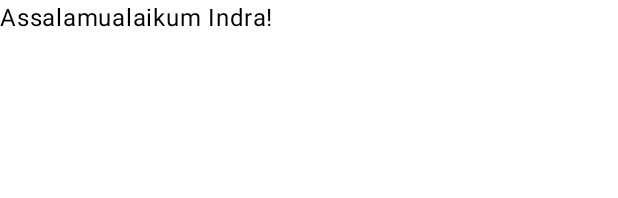
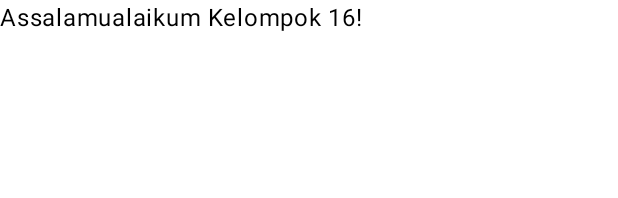
Before and after one commit to Kainoka/Project_K-16, an Android app built with Jetpack Compose: the @Preview function GreetingPreview, on a phone screen of 412 x 824 dp. Shown: the top 198 px of the screen. Run offline under Robolectric (Android 15) with nearby library versions, the phone set to English and light mode, and no system bars.

Commit message:
Merubah kata dari Indra menjadi Kelompok 16

```diff
--- a/app/src/main/java/project/k_16/MainActivity.kt
+++ b/app/src/main/java/project/k_16/MainActivity.kt
@@ -22,7 +22,7 @@ class MainActivity : ComponentActivity() {
                     modifier = Modifier.fillMaxSize(),
                     color = MaterialTheme.colorScheme.background
                 ) {
-                    Greeting("Indra")
+                    Greeting("Kelompok 16")
                 }
             }
         }
@@ -41,6 +41,6 @@ fun Greeting(name: String, modifier: Modifier = Modifier) {
 @Composable
 fun GreetingPreview() {
     ProjectK16Theme {
-        Greeting("Indra")
+        Greeting("Kelompok 16")
     }
 }
```
